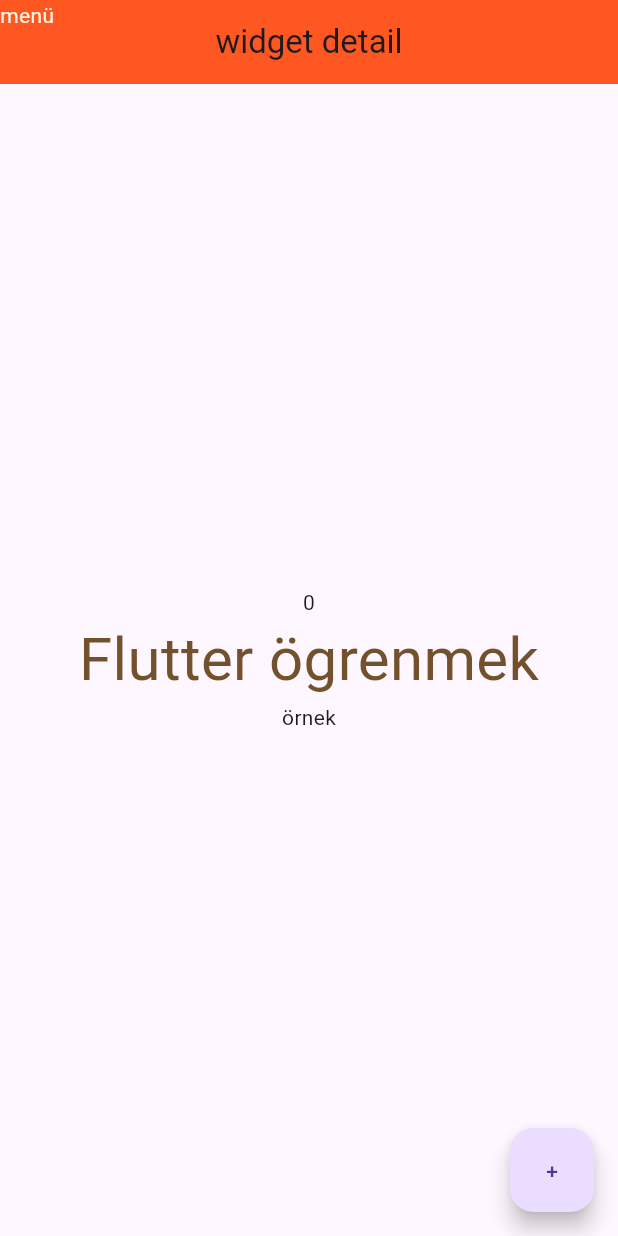
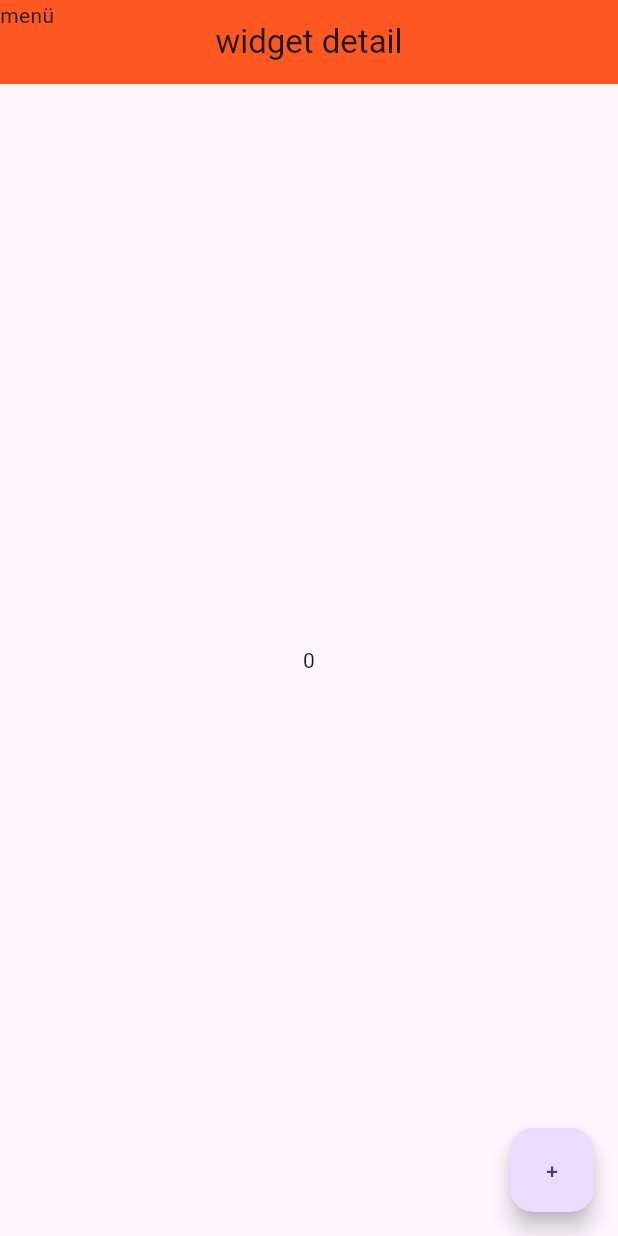
Before and after one commit to bhmberkan/Flutter_lesson, a Flutter app: the screen it shows after launch, on a phone screen of 412 x 824 dp. Run offline on Flutter 3.47's test engine with Material 3 defaults, Android fonts, the phone set to English and light mode, and no system bars; Roboto replaces fonts that are missing (Acme).

Commit message:
Geçici commit: Rebase öncesi

```diff
--- a/lib/constants/colors.dart
+++ /dev/null
@@ -1,8 +0,0 @@
-
-class AppColors{
-
-static const String primaryColor = "#F8F4E1";
-static const String secondaryColor = "#F8F4E1";
-static const String backgroundColor ="#74512D";
-static const String sonColor = "#4E1F00";
-}
--- a/lib/main.dart
+++ b/lib/main.dart
@@ -1,8 +1,4 @@
 import 'package:flutter/material.dart';
-import 'package:flutter_dersleri/constants/colors.dart';
-import 'package:google_fonts/google_fonts.dart';
-import 'package:hexcolor/hexcolor.dart';
-
 
 void main() {
    // firebase gibi şeyler
@@ -22,36 +18,17 @@
   @override
   Widget build(BuildContext context) {
     return MaterialApp(
-      theme: ThemeData(textTheme: GoogleFonts.acmeTextTheme()),
       home: Scaffold(
         appBar: AppBar(
           title: const Text("widget detail"), // bir widgette değişken kullanadıysak const atıyoruz
           centerTitle: true,
           backgroundColor: Colors.deepOrange,
-          leading:  Text("menü",
-          style: TextStyle(
-            color: HexColor(AppColors.primaryColor
-            ),
-            ),
-            ), // menu ikonlarının geldiği yer
+          leading: const Text("menü"), // menu ikonlarının geldiği yer
           // actions: [], // menü gibi sağ üstte bulunan sekme liste alır.
         ),
         body: // Text("Hello flutter"), // sol üste gelecek ortalamak istersek
          Center(
-          child: Column(
-            mainAxisAlignment:  MainAxisAlignment.center,
-            children: [
-              Text(value.toString()),
-              Text("Flutter ögrenmek",
-             style: GoogleFonts.acme(
-              fontSize: 40,
-              color: HexColor(AppColors.backgroundColor)
-
-             )
-             ),
-             const Text("örnek")
-            ],
-          ),
+          child: Text(value.toString()), // ortalamak istersek
         ),
         floatingActionButton: FloatingActionButton(
           onPressed: () {
```
Also changed, not shown: pubspec.yaml (+6 -9 lines), lib/assets/fonts/Agdasima-Bold.ttf (deleted), lib/assets/fonts/Agdasima-Regular.ttf (deleted), pubspec.lock, 1 other file.
